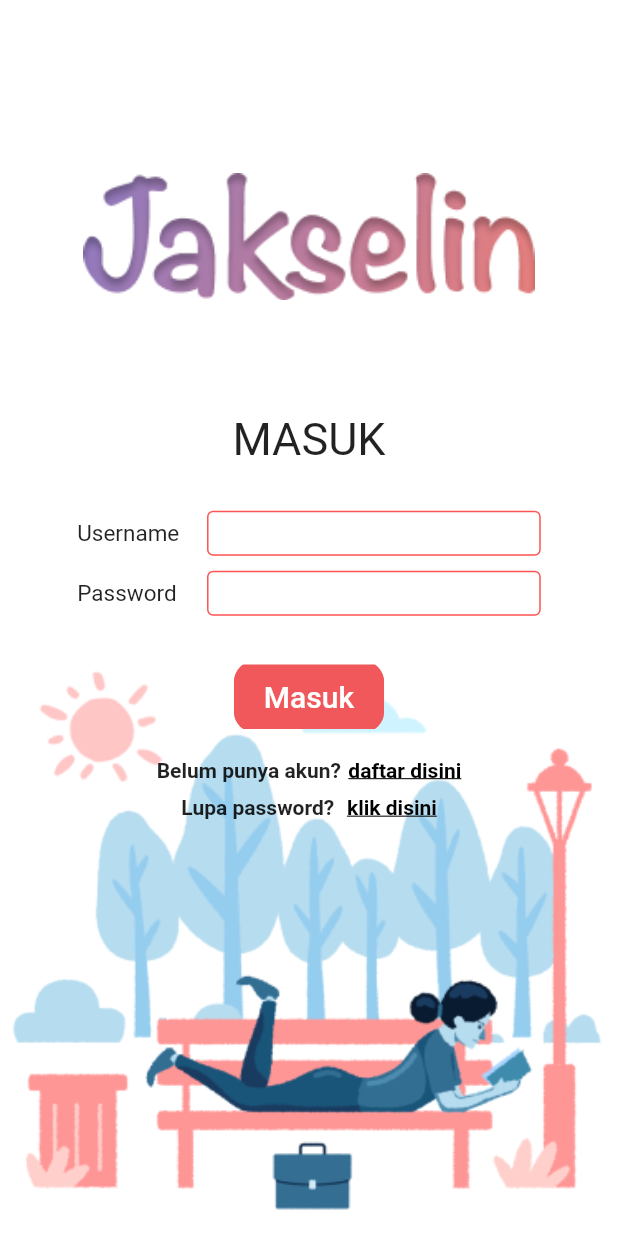
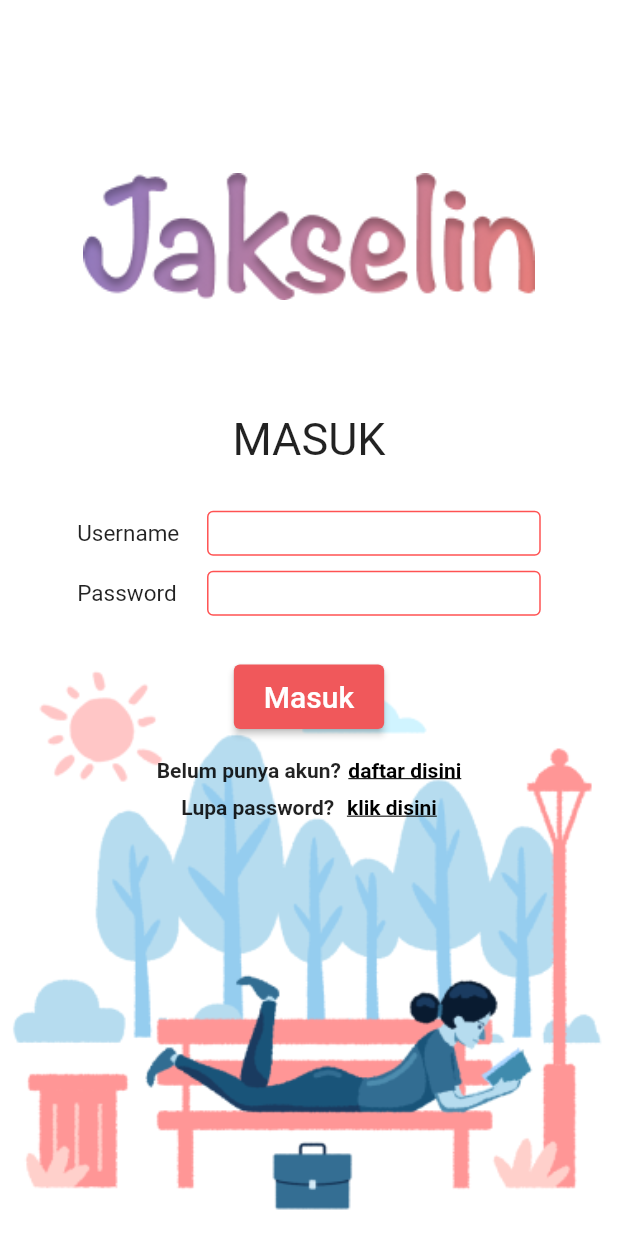
Before and after one commit to zendybramantia/Jakselin-Mobile, a Flutter app: the screen it shows after launch, after a tap on "Lanjut", on a phone screen of 412 x 824 dp. Run offline on Flutter 3.47's test engine with Material 2 defaults, Android fonts, the light colour scheme and no system bars; our stand-ins replace dio.

Commit message:
update component

```diff
--- a/lib/Screens/Login/components/body.dart
+++ b/lib/Screens/Login/components/body.dart
@@ -1,12 +1,10 @@
 import 'package:flutter/material.dart';
-import 'package:jakselin/Screens/Login/components/textfield_component.dart';
+import 'package:jakselin/Widget/textfield_component.dart';
 import 'package:jakselin/Screens/Login/components/background.dart';
 import 'package:jakselin/Screens/Register/register_screen.dart';
-import 'package:jakselin/Screens/Welcome/welcome_screen.dart';
 
 class Body extends StatelessWidget {
   const Body({Key? key}) : super(key: key);
-
   @override
   Widget build(BuildContext context) {
     Size size = MediaQuery.of(context).size;
@@ -30,26 +28,19 @@ class Body extends StatelessWidget {
           const SizedBox(
             height: 30,
           ),
-          ClipRRect(
-            borderRadius: BorderRadius.circular(14),
-            child: FlatButton(
+          ElevatedButton(
+            style: ElevatedButton.styleFrom(
               padding: const EdgeInsets.symmetric(vertical: 10, horizontal: 20),
-              color: const Color(0xffF0585B),
-              onPressed: () {
-                Navigator.push(
+              primary: const Color(0xffF0585B),
+            ),
+            onPressed: () {
+              Navigator.push(
                   context,
                   MaterialPageRoute(
-                    builder: (context) {
-                      return const WelcomeScreen();
-                    },
-                  ),
-                );
-              },
-              child: const Text(
-                "Masuk",
-                style: TextStyle(fontSize: 20, color: Colors.white),
-              ),
-            ),
+                      builder: (context) => const RegisterScreen()));
+            },
+            child: const Text('Masuk',
+                style: TextStyle(fontSize: 20, color: Colors.white)),
           ),
           const SizedBox(
             height: 15,
--- a/lib/Screens/Welcome/components/body.dart
+++ b/lib/Screens/Welcome/components/body.dart
@@ -8,22 +8,26 @@ class Body extends StatelessWidget {
   @override
   Widget build(BuildContext context) {
     return Background(
-      child:
-          Column(mainAxisAlignment: MainAxisAlignment.end, children: <Widget>[
-        ClipRRect(
-          borderRadius: BorderRadius.circular(14),
-          child: FlatButton(
-            padding: const EdgeInsets.symmetric(vertical: 10, horizontal: 40),
-            color: const Color(0xffF39A97),
+      child: Column(
+        mainAxisAlignment: MainAxisAlignment.end,
+        children: <Widget>[
+          ElevatedButton(
+            style: ElevatedButton.styleFrom(
+                padding:
+                    const EdgeInsets.symmetric(vertical: 10, horizontal: 40),
+                primary: const Color(0xffF39A97)),
             onPressed: () {
-              Navigator.push(context, MaterialPageRoute(builder: (context) {
-                return const LoginScreen();
-              }));
+              Navigator.push(context,
+                  MaterialPageRoute(builder: (context) => const LoginScreen()));
             },
-            child: const Text("Lanjut", style: TextStyle(fontSize: 20)),
+            child: const Text('Lanjut',
+                style: TextStyle(
+                  fontSize: 20,
+                  color: Colors.black,
+                )),
           ),
-        )
-      ]),
+        ],
+      ),
     );
   }
 }
--- a/lib/main.dart
+++ b/lib/main.dart
@@ -1,4 +1,6 @@
 import 'package:flutter/material.dart';
+import 'package:jakselin/Screens/Login/login_screen.dart';
+import 'package:jakselin/Screens/Register/register_screen.dart';
 import 'package:jakselin/Screens/Welcome/welcome_screen.dart';
 import 'package:jakselin/constants.dart';
 
@@ -16,7 +18,14 @@ class MyApp extends StatelessWidget {
       debugShowCheckedModeBanner: false,
       title: 'Jakselin',
       theme: ThemeData(
-          primaryColor: kPrimariColor, scaffoldBackgroundColor: Colors.white),
+        primaryColor: kPrimariColor,
+        scaffoldBackgroundColor: Colors.white,
+      ),
+      routes: {
+        '/WelcomeScreen': (context) => const WelcomeScreen(),
+        '/LoginScreen': (context) => const LoginScreen(),
+        '/RegisterScreen': (context) => const RegisterScreen(),
+      },
       home: const WelcomeScreen(),
     );
   }
--- a/lib/models/user.dart
+++ b/lib/models/user.dart
@@ -25,7 +25,7 @@ class User {
   String username;
   String password;
   String avatar;
-  String isAdmin;
+  String? isAdmin;
   DateTime? createdAt;
   DateTime? updatedAt;
 
--- a/pubspec.yaml
+++ b/pubspec.yaml
@@ -35,6 +35,7 @@ dependencies:
   # Use with the CupertinoIcons class for iOS style icons.
   cupertino_icons: ^1.0.2
   http: ^0.13.4
+  dio: ^4.0.6
 
 dev_dependencies:
   flutter_test:
```
Also changed, not shown: lib/Screens/Register/components/body.dart (+12 -19 lines), lib/Widget/buttonwidget.dart (added, +29 -0 lines), lib/services/remote_service.dart (+17 -8 lines), lib/Widget/textfield_component.dart (renamed from lib/Screens/Login/components/textfield_component.dart), pubspec.lock.
